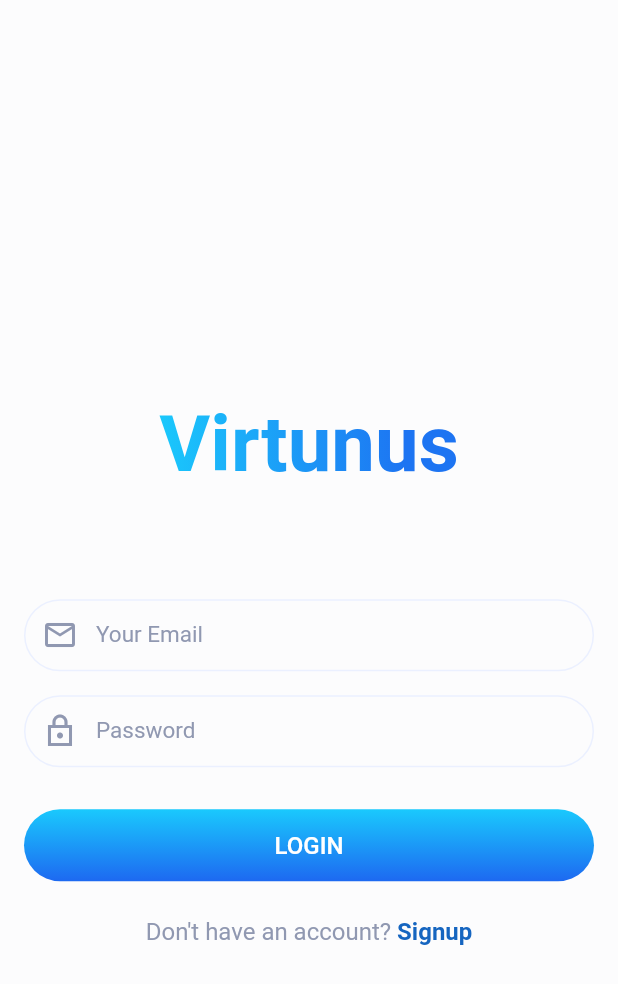
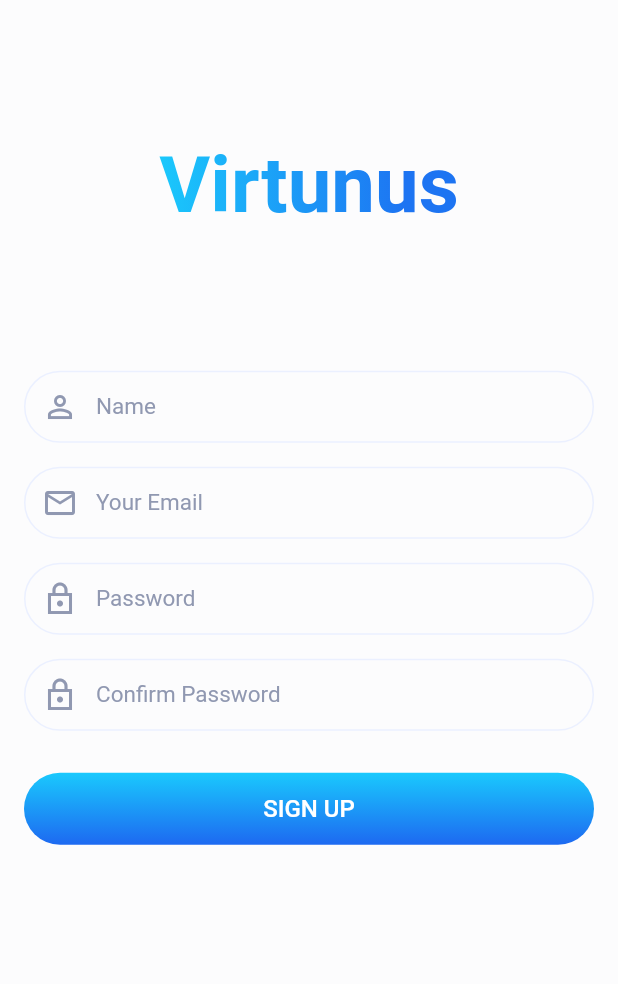
Before and after one commit to enamulhaque028/enzamine_app, a Flutter app: the screen it shows after launch, after a tap on an icon or button, on a phone screen of 412 x 824 dp. Shown: the top 984 px of the screen. Run offline on Flutter 3.47's test engine with Material 2 defaults, Android fonts, the phone set to English and light mode, and no system bars; our stand-ins replace cool_alert, shared_preferences.

Commit message:
registration done

```diff
--- a/lib/config/utils/api_list.dart
+++ b/lib/config/utils/api_list.dart
@@ -1,4 +1,5 @@
 class ApiList {
   static const String baseUrl = 'https://devapi.virtunus.com';
   static const String loginUrl = '$baseUrl/oauth/token';
+  static const String registrationUrl = '$baseUrl/auth/register';
 }
--- a/lib/provider/provider_list.dart
+++ b/lib/provider/provider_list.dart
@@ -1,7 +1,9 @@
 import 'package:aits_task/provider/login_provider.dart';
+import 'package:aits_task/provider/registration_provider.dart';
 import 'package:provider/provider.dart';
 import 'package:provider/single_child_widget.dart';
 
 List<SingleChildWidget> providers = [
   ChangeNotifierProvider<LoginProvider>(create: (_) => LoginProvider()),
+  ChangeNotifierProvider<RegistrationProvider>(create: (_) => RegistrationProvider()),
 ];
--- a/lib/screens/login/login_page.dart
+++ b/lib/screens/login/login_page.dart
@@ -2,6 +2,7 @@ import 'package:aits_task/config/presentation/app_color.dart';
 import 'package:aits_task/config/utils/auth_status.dart';
 import 'package:aits_task/provider/login_provider.dart';
 import 'package:aits_task/screens/home/home_page.dart';
+import 'package:aits_task/screens/registration/registration_page.dart';
 import 'package:aits_task/widgets/app_title.dart';
 import 'package:aits_task/widgets/custom_button.dart';
 import 'package:aits_task/widgets/custom_textfield.dart';
@@ -76,7 +77,7 @@ class _LoginPageState extends State<LoginPage> {
                         const SizedBox(height: 12),
                         GestureDetector(
                           onTap: () {
-                            // Navigator.push(context, MaterialPageRoute(builder: (context) => RegistrationPage()));
+                            Navigator.push(context, MaterialPageRoute(builder: (context) => const RegistrationPage()));
                           },
                           child: RichText(
                             text: TextSpan(
--- /dev/null
+++ b/lib/screens/registration/registration_page.dart
@@ -0,0 +1,109 @@
+import 'package:aits_task/config/presentation/app_color.dart';
+import 'package:aits_task/config/utils/auth_status.dart';
+import 'package:aits_task/provider/registration_provider.dart';
+import 'package:aits_task/screens/login/login_page.dart';
+import 'package:aits_task/widgets/app_title.dart';
+import 'package:aits_task/widgets/custom_button.dart';
+import 'package:aits_task/widgets/custom_textfield.dart';
+import 'package:cool_alert/cool_alert.dart';
+import 'package:flutter/material.dart';
+import 'package:provider/provider.dart';
+
+class RegistrationPage extends StatefulWidget {
+  const RegistrationPage({Key? key}) : super(key: key);
+
+  @override
+  State<RegistrationPage> createState() => _RegistrationPageState();
+}
+
+class _RegistrationPageState extends State<RegistrationPage> {
+  final TextEditingController nameController = TextEditingController();
+  final TextEditingController emailController = TextEditingController();
+  final TextEditingController passwordController = TextEditingController();
+  final TextEditingController confirmPasswordController = TextEditingController();
+  @override
+  Widget build(BuildContext context) {
+    var height = MediaQuery.of(context).size.height;
+    final registrationProvider = Provider.of<RegistrationProvider>(context);
+    return Scaffold(
+      backgroundColor: AppColor.kBackground,
+      body: SingleChildScrollView(
+        child: Container(
+          padding: const EdgeInsets.symmetric(horizontal: 16.0),
+          child: Column(
+            children: [
+              SizedBox(
+                height: height * 0.3,
+                child: const Center(child: AppTitle()),
+              ),
+              Column(
+                children: [
+                  CustomTextField(
+                    placeholderText: 'Name',
+                    textEditingController: nameController,
+                    icon: Icons.person_outline,
+                  ),
+                  CustomTextField(
+                    placeholderText: 'Your Email',
+                    textEditingController: emailController,
+                    icon: Icons.email_outlined,
+                  ),
+                  CustomTextField(
+                    placeholderText: 'Password',
+                    textEditingController: passwordController,
+                    icon: Icons.lock_outline_sharp,
+                  ),
+                  CustomTextField(
+                    placeholderText: 'Confirm Password',
+                    textEditingController: confirmPasswordController,
+                    icon: Icons.lock_outline_sharp,
+                  ),
+                  const SizedBox(height: 12),
+                  CustomTextButton(
+                    title: 'SIGN UP',
+                    onTapBtn: () async {
+                      if (nameController.text.isEmpty || emailController.text.isEmpty || passwordController.text.isEmpty || confirmPasswordController.text.isEmpty) {
+                        CoolAlert.show(
+                          context: context,
+                          type: CoolAlertType.warning,
+                          text: 'Fill all the fields!',
+                        );
+                      } else {
+                        if (passwordController.text != confirmPasswordController.text) {
+                          CoolAlert.show(
+                            context: context,
+                            type: CoolAlertType.warning,
+                            text: 'Password hasn\'t matched!',
+                          );
+                        } else {
+                          await registrationProvider.registration(
+                            nameController.text,
+                            emailController.text,
+                            passwordController.text,
+                            confirmPasswordController.text,
+                            context,
+                          );
+                          if (registrationProvider.status == AuthenticationStatus.authenticated) {
+                            Navigator.pushReplacement(
+                              context,
+                              MaterialPageRoute(builder: (context) => const LoginPage()),
+                            );
+                            CoolAlert.show(
+                              context: context,
+                              type: CoolAlertType.success,
+                              text: 'Registration Successful',
+                            );
+                          }
+                        }
+                      }
+                    },
+                  ),
+                ],
+              ),
+            ],
+          ),
+        ),
+      ),
+    );
+  }
+}
```
Also changed, not shown: lib/provider/registration_provider.dart (added, +73 -0 lines).
